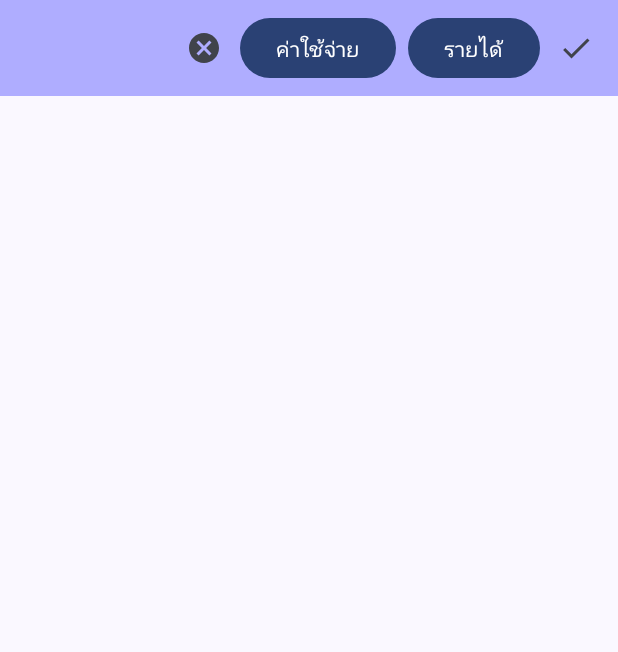
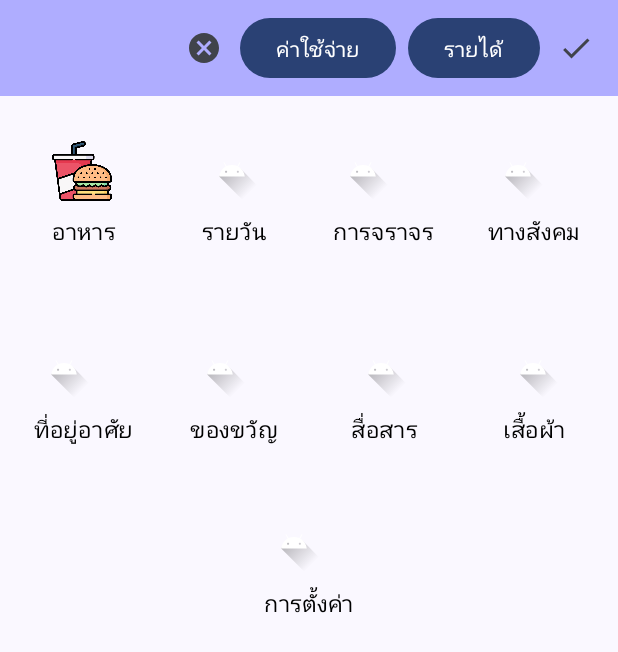
Before and after one commit to sorawitPHX/MoneyHubAndorid, an Android app built with Jetpack Compose: the composable FinanceScreen shown on its own in the app's theme, on a phone screen of 412 x 824 dp. Shown: the top 652 px of the screen. Run offline under Robolectric (Android 15) with nearby library versions, the phone set to English and light mode, and no system bars; our stand-ins replace constraintlayout-compose.

Commit message:
จัดทำปุ่ม ทำicon

```diff
--- a/app/build.gradle.kts
+++ b/app/build.gradle.kts
@@ -69,7 +69,7 @@ dependencies {
     implementation ("com.squareup.retrofit2:converter-gson:2.9.0")
     implementation ("com.google.code.gson:gson:2.10")
 
-
+    implementation ("androidx.constraintlayout:constraintlayout-compose:1.0.1")
     implementation("androidx.core:core-ktx:1.12.0")
     implementation("androidx.lifecycle:lifecycle-runtime-ktx:2.7.0")
     implementation("androidx.activity:activity-compose:1.8.2")
--- a/app/src/main/java/com/example/moneyhubandorid/FinanceScreen.kt
+++ b/app/src/main/java/com/example/moneyhubandorid/FinanceScreen.kt
@@ -3,15 +3,25 @@
 package com.example.project_1
 
 import android.content.Context
+import android.widget.ImageButton
 import android.widget.Toast
+import androidx.compose.foundation.Image
+import androidx.compose.foundation.border
 import androidx.compose.foundation.layout.Arrangement
+import androidx.compose.foundation.layout.Box
 import androidx.compose.foundation.layout.Column
+//import androidx.compose.foundation.layout.FlowColumnScopeInstance.align
 import androidx.compose.foundation.layout.Row
 import androidx.compose.foundation.layout.Spacer
+import androidx.compose.foundation.layout.aspectRatio
 import androidx.compose.foundation.layout.fillMaxSize
+import androidx.compose.foundation.layout.fillMaxWidth
 import androidx.compose.foundation.layout.height
+import androidx.compose.foundation.layout.padding
 import androidx.compose.foundation.layout.size
 import androidx.compose.foundation.layout.width
+import androidx.compose.foundation.layout.wrapContentSize
+import androidx.compose.foundation.shape.RoundedCornerShape
 import androidx.compose.material.icons.Icons
 import androidx.compose.material.icons.filled.Cancel
 import androidx.compose.material.icons.filled.Check
@@ -38,10 +48,15 @@ import androidx.compose.runtime.setValue
 import androidx.compose.ui.Alignment
 import androidx.compose.ui.Modifier
 import androidx.compose.ui.graphics.Color
+import androidx.compose.ui.layout.ContentScale
 import androidx.compose.ui.platform.LocalContext
+import androidx.compose.ui.res.painterResource
+import androidx.compose.ui.text.TextStyle
 import androidx.compose.ui.unit.dp
 import androidx.compose.ui.unit.sp
+import androidx.constraintlayout.compose.ConstraintLayout
 import androidx.navigation.NavController
+import com.example.moneyhubandorid.R
 import com.example.moneyhubandorid.Screen
 
 @OptIn(ExperimentalMaterial3Api::class)
@@ -58,6 +73,7 @@ fun FinanceScreen() {
     var selectedScreen by remember {
         mutableStateOf(0) // or use mutableStateOf(0)
     }
+
     Column (
         modifier = Modifier.fillMaxSize(),
         horizontalAlignment = Alignment.CenterHorizontally,
@@ -65,12 +81,10 @@ fun FinanceScreen() {
     ){
         CenterAlignedTopAppBar(
             title = {
+
                  },
             actions = {
                 // Notificotions icon
-                Row (
-
-                ) {
                     IconButton(
                         onClick = {
                             Toast.makeText(contextForToast, "ยกเลิกการแก้ไข", Toast.LENGTH_SHORT)
@@ -102,7 +116,7 @@ fun FinanceScreen() {
                     ) {
                         Icon(Icons.Default.Check, contentDescription = "รายได้")
                     }
-                }
+
 
             },//end action
             colors = TopAppBarDefaults.centerAlignedTopAppBarColors(
@@ -110,25 +124,205 @@ fun FinanceScreen() {
             )
         )
 
-//        NavigationBar {
-//            navigationItems.forEachIndexed { index, screen ->
-//                NavigationBarItem(
-//                    icon = { Icon(imageVector = screen.icon, contentDescription = null) },
-//                    label = { Text(text = screen.name) },
-//                    selected = (selectedScreen == index),
-//                    onClick = { //this if condition keeps only one screen in the back stack
-//                        if (navController.currentBackStack.value.size >= 2) {
-//                            navController.popBackStack()
-//                        }
-//                        selectedScreen = index
-//                        navController.navigate(screen.route)
-//                        Toast.makeText(contextForToast, screen.name, Toast.LENGTH_SHORT).show()
-//                    }
-//                )
-//            }
-//        }
+
+Box(
+    modifier = Modifier.fillMaxWidth()
+
+)
+        Row (
+            horizontalArrangement = Arrangement.SpaceEvenly,
+            modifier = Modifier.padding(vertical = 16.dp)
+        ){
 
 
+            ExpenseIconButton(
+                iconRes = R.drawable.fast_food,
+                label = "อาหาร",
+                onClick = { /*TODO*/ }
+            )
 
+            ExpenseIconButton(
+                iconRes = R.drawable.ic_launcher_foreground,
+                label = "รายวัน",
+                onClick = { /*TODO*/ }
+            )
+
+            ExpenseIconButton(
+                iconRes = R.drawable.ic_launcher_foreground,
+                label = "การจราจร",
+                onClick = { /*TODO*/ }
+            )
+
+            ExpenseIconButton(
+                iconRes = R.drawable.ic_launcher_foreground,
+                label = "ทางสังคม",
+                onClick = { /*TODO*/ }
+            )
+
+        }
+        Row (
+            horizontalArrangement = Arrangement.SpaceEvenly,
+            modifier = Modifier.padding(vertical = 16.dp)
+        ){
+
+
+            ExpenseIconButton(
+                iconRes = R.drawable.ic_launcher_foreground,
+                label = "ที่อยู่อาศัย",
+                onClick = { /*TODO*/ }
+            )
+
+            ExpenseIconButton(
+                iconRes = R.drawable.ic_launcher_foreground,
+                label = "ของขวัญ",
+                onClick = { /*TODO*/ }
+            )
+
+            ExpenseIconButton(
+                iconRes = R.drawable.ic_launcher_foreground,
+                label = "สื่อสาร",
+                onClick = { /*TODO*/ }
+            )
+
+            ExpenseIconButton(
+                iconRes = R.drawable.ic_launcher_foreground,
+                label = "เสื้อผ้า",
+                onClick = { /*TODO*/ }
+            )
+
+        }
+        Row {
+
+
+            ExpenseIconButton(
+                iconRes = R.drawable.ic_launcher_foreground,
+                label = "การตั้งค่า",
+                onClick = { /*TODO*/ }
+            )
+
+
+        }
+    }
+
+}
+
+@Composable
+fun ExpenseIconButton(
+    iconRes: Int,
+    label: String,
+    onClick: () -> Unit
+) {
+    IconButton(
+        onClick = onClick,
+        modifier = Modifier.size(100.dp)
+    ) {
+        Box(
+            modifier = Modifier
+//                .border(
+//                    width = 1.dp,
+//                    color = Color.Gray.copy(alpha = 0.5f),
+//                    shape = RoundedCornerShape(10.dp)
+//                )
+                .padding(10.dp)
+                .size(120.dp)
+                .aspectRatio(1f),
+            contentAlignment = Alignment.Center
+        ) {
+            Column(
+                verticalArrangement = Arrangement.Center,
+                //horizontalAlignment = Alignment.CenterHorizontally // เพิ่ม horizontalAlignment เพื่อจัดให้เนื้อหาอยู่กึ่งกลางในแนวนอน
+            ) {
+                Image(
+                    painter = painterResource(iconRes),
+                    contentDescription = null,
+                    contentScale = ContentScale.Fit,
+                    modifier = Modifier.size(40.dp)
+                )
+                Spacer(modifier = Modifier.height(8.dp))
+                Text(
+                    text = label,
+                    fontSize = 15.sp,
+                    color = Color.Black,
+                )
+            }
+        }
     }
 }
+
+//    ConstraintLayout(
+//        modifier = Modifier.fillMaxSize()
+//    ) {
+//        val ( secondText, catImage) = createRefs()
+//
+//
+//
+//        Text(
+//            text = "We are cats!",
+//            style = TextStyle(Color.Black),
+//            fontSize = 30.sp,
+//            modifier = Modifier
+//                .padding(5.dp)
+//                .constrainAs(secondText) {
+//                    centerHorizontallyTo(parent)
+//                    top.linkTo(catImage.bottom)
+//                }
+//        )
+//
+//        Image(
+//            painter = painterResource(id = R.drawable.cartoon_cat),
+//            contentDescription = null,
+//            contentScale = ContentScale.Fit,
+//            modifier = Modifier
+//                .size(300.dp)
+//                .constrainAs(catImage) {
+//                    centerHorizontallyTo(parent)
+//                    top.linkTo(catImage.top)
+//                }
+//        )
+//
+//
+//    }
+//    ConstraintLayout(
+//        modifier = Modifier.fillMaxSize()
+//    ) {
+//        val (secondText, catImage) = createRefs()
+//
+//        Text(
+//            text = "We are cats!",
+//            style = TextStyle(Color.Black),
+//            fontSize = 30.sp,
+//            modifier = Modifier
+//                .padding(5.dp)
+//                .constrainAs(secondText) {
+//                    centerHorizontallyTo(parent)
+//                    top.linkTo(catImage.bottom)
+//                }
+//        )
+
+//        ImageButton(
+//            onClick = {
+//                Toast.makeText(contextForToast, "คุณกำลังคลิกที่รูปภาพ", Toast.LENGTH_SHORT).show()
+//            },
+//            content = {
+//                Image(
+//                    painter = painterResource(id = R.drawable.cartoon_cat),
+//                    contentDescription = null,
+//                    contentScale = ContentScale.Fit,
+//                    modifier = Modifier
+//                        .size(300.dp)
+//                )
+//                Text(
+//                    text = "กดที่รูปภาพ",
+//                    color = Color.White,
+//                    modifier = Modifier
+//                        .align(Alignment.BottomCenter)
+//                        .padding(8.dp)
+//                )
+//            },
+//            modifier = Modifier
+//                .size(300.dp)
+//                .constrainAs(catImage) {
+//                    centerHorizontallyTo(parent)
+//                    top.linkTo(parent.top)
+//                }
+//        )
```
Also changed, not shown: app/src/main/res/drawable-nodpi/fast_food.png (added).
